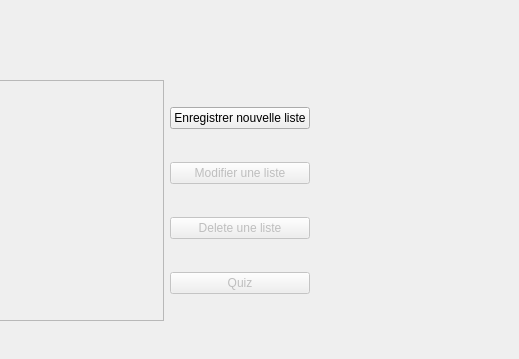
Above: mainwindow.ui from EldernXa/LearnVocab before the change; both pictures show x 281 to 800 and y 0 to 359 of the 800 by 600 pixel window. Below: the same form after it.
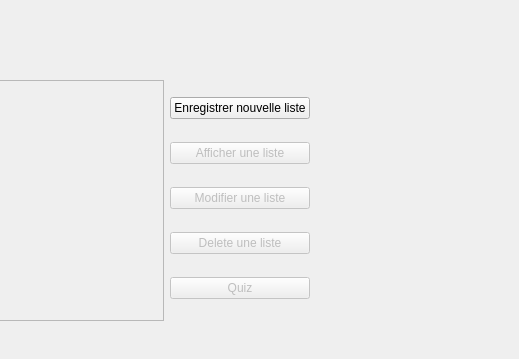
That is the form after the change.

Commit message: add button in order to display vocab

What changed in the file:
```diff
--- a/mainwindow.ui
+++ b/mainwindow.ui
@@ -56,6 +56,16 @@
          </property>
         </widget>
        </item>
+       <item>
+        <widget class="QPushButton" name="displayVocab">
+         <property name="enabled">
+          <bool>false</bool>
+         </property>
+         <property name="text">
+          <string>Afficher une liste</string>
+         </property>
+        </widget>
+       </item>
        <item>
         <widget class="QPushButton" name="modifVocab">
          <property name="enabled">
```
